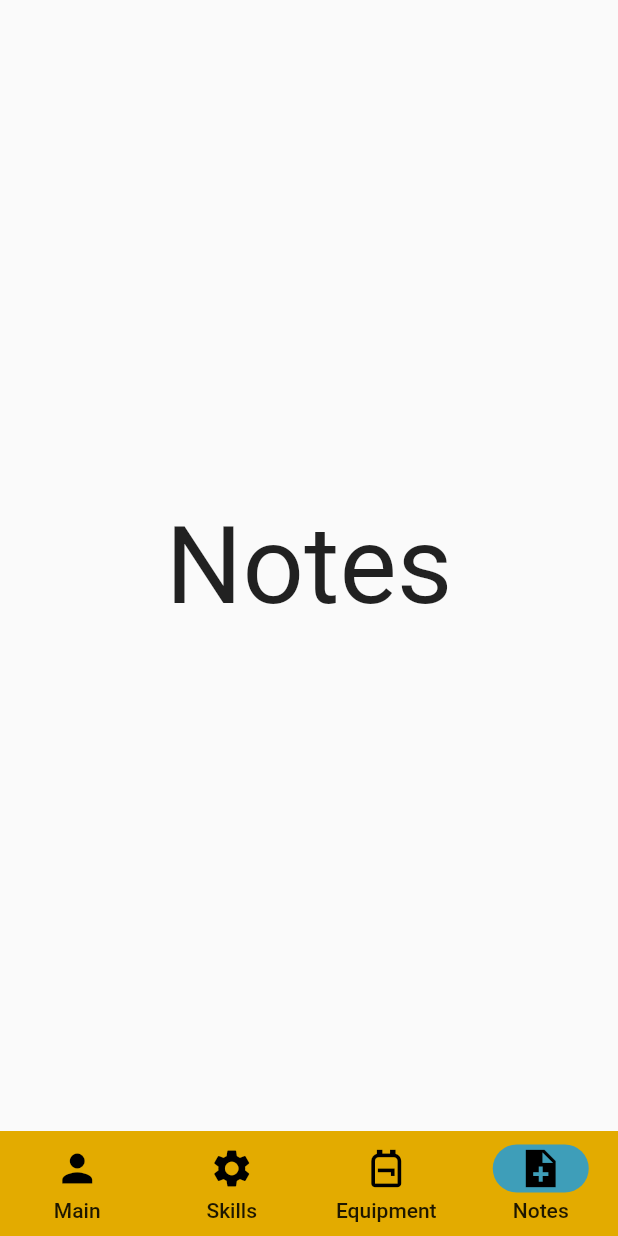
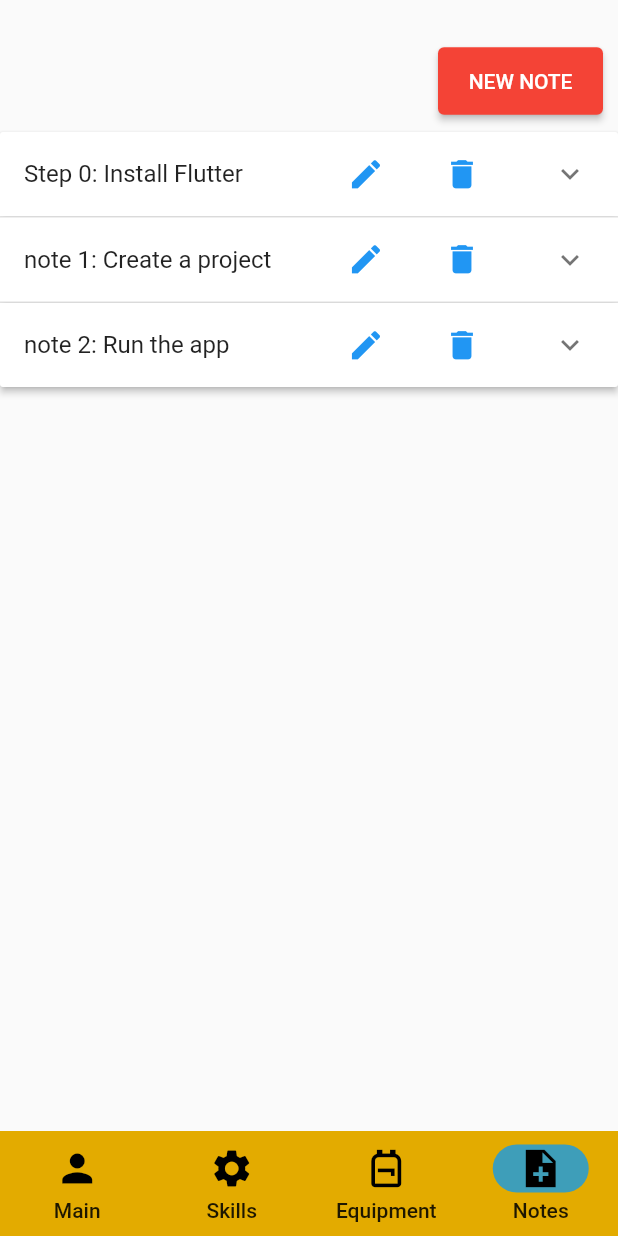
Before and after one commit to UserIOI/mobilkiApp, a Flutter app: the screen it shows after launch, item 4 of the bottom bar chosen, on a phone screen of 412 x 824 dp. Run offline on Flutter 3.47's test engine with Material 2 defaults, Android fonts, the phone set to English and light mode, and no system bars; missing offline and left inert: dice_icons.

Commit message:
notes first commit

```diff
--- a/mobilki_app/lib/main.dart
+++ b/mobilki_app/lib/main.dart
@@ -1,5 +1,6 @@
 import 'package:flutter/material.dart';
 import 'package:dice_icons/dice_icons.dart';
+import 'package:mobilki_app/notes.dart';
 //import 'package:model_viewer_plus/model_viewer_plus.dart';
 
 void main() =>
@@ -18,8 +19,7 @@ class _MyHomePageState extends State<MyHomePage> {
     const Center(child: Text('Main', style: TextStyle(fontSize: 72))),
     const Center(child: Text('Skills', style: TextStyle(fontSize: 72))),
     const Center(child: Text('Equipment', style: TextStyle(fontSize: 72))),
-    const Center(child: Text('Notes', style: TextStyle(fontSize: 72))),
-    const Center(child: Text('Dices', style: TextStyle(fontSize: 72)))
+    notes(),
   ];
   @override
   Widget build(BuildContext context) => GestureDetector(
--- /dev/null
+++ b/mobilki_app/lib/newnotedialog.dart
@@ -0,0 +1,15 @@
+import 'package:flutter/material.dart';
+
+class newnotedialog extends StatelessWidget {
+  @override
+  Widget build(BuildContext context) {
+    return Scaffold(
+      appBar: AppBar(
+        backgroundColor: Colors.amber,
+      ),
+      body: Column(
+        children: [TextField(), TextField()],
+      ),
+    );
+  }
+}
--- /dev/null
+++ b/mobilki_app/lib/note.dart
@@ -0,0 +1,8 @@
+import 'package:flutter/material.dart';
+
+class note {
+  note(this.title, this.body, [this.isExpanded = false]);
+  String title;
+  String body;
+  bool isExpanded;
+}
--- /dev/null
+++ b/mobilki_app/lib/notes.dart
@@ -0,0 +1,149 @@
+import 'package:flutter/material.dart';
+import 'package:mobilki_app/note.dart';
+import 'package:mobilki_app/newnotedialog.dart';
+
+class notes extends StatefulWidget {
+  @override
+  State<StatefulWidget> createState() => _mainNotes();
+}
+
+var _items = [
+  note('Step 0: Install Flutter',
+      'Install Flutter development tools according to the official documentation.'),
+  note('note 1: Create a project',
+      'Open your terminal, run `flutter create <project_name>` to create a new project.'),
+  note('note 2: Run the app',
+      'Change your terminal directory to the project directory, enter `flutter run`.'),
+];
+
+class _mainNotes extends State<notes> {
+  late List<note> _data;
+
+  void newNoteDialog() {
+    setState(() {
+      _items.insert(
+          0,
+          note('Idk ale dodaje messege ${_items.length}',
+              'bla bla bla bla bla bla bla'));
+    });
+  }
+
+  @override
+  Widget build(BuildContext context) {
+    return SingleChildScrollView(
+      child: Column(children: [
+        Container(
+          padding: EdgeInsets.all(10),
+          margin: EdgeInsets.only(top: 20),
+          child: Align(
+            alignment: Alignment.centerRight,
+            child: ElevatedButton(
+              style: ElevatedButton.styleFrom(
+                  backgroundColor: Colors.red, minimumSize: Size(110, 45)),
+              child: const Text('NEW NOTE'),
+              onPressed: () {
+                setState(() {
+                  newNoteDialog();
+                });
+              },
+            ),
+          ),
+        ),
+        Container(child: Steps()),
+      ]),
+    );
+  }
+}
+
+Future<List<note>> getSteps() async {
+  return Future<List<note>>.delayed(
+      const Duration(milliseconds: 50), () => _items);
+}
+
+class Steps extends StatelessWidget {
+  const Steps({Key? key}) : super(key: key);
+  @override
+  Widget build(BuildContext context) {
+    return SingleChildScrollView(
+      child: Container(
+        child: FutureBuilder<List<note>>(
+            future: getSteps(),
+            builder:
+                (BuildContext context, AsyncSnapshot<List<note>> snapshot) {
+              if (snapshot.hasData) {
+                return StepList(steps: snapshot.data ?? []);
+              } else {
+                return Center(
+                  child: Padding(
+                    padding: EdgeInsets.all(16),
+                    child: CircularProgressIndicator(),
+                  ),
+                );
+              }
+            }),
+      ),
+    );
+  }
+}
+
+class StepList extends StatefulWidget {
+  final List<note> steps;
+  const StepList({Key? key, required this.steps}) : super(key: key);
+  @override
+  State<StepList> createState() => _StepListState(steps: steps);
+}
+
+class _StepListState extends State<StepList> {
+  void deleteNote(note note) {
+    setState(() {
+      _items.remove(note);
+    });
+  }
+
+  void editNote(note note) {}
+
+  final List<note> _steps;
+  _StepListState({required List<note> steps}) : _steps = steps;
+  @override
+  Widget build(BuildContext context) {
+    return ExpansionPanelList(
+      expansionCallback: (int index, bool isExpanded) {
+        setState(() {
+          _steps[index].isExpanded = !isExpanded;
+        });
+      },
+      children: _steps.map<ExpansionPanel>((note step) {
+        return ExpansionPanel(
+          headerBuilder: (BuildContext context, bool isExpanded) {
+            return ListTile(
+                title: Row(
+              children: [
+                Expanded(
+                    child: Text(step.title, style: TextStyle(fontSize: 16))),
+                TextButton(
+                  onPressed: () => {editNote(step)},
+                  child: Icon(
+                    Icons.edit,
+                    size: 25,
+                  ),
+                ),
+                TextButton(
+                  onPressed: () => {deleteNote(step)},
+                  child: Icon(
+                    Icons.delete,
+                    size: 25,
+                  ),
+                )
+              ],
+            ));
+          },
+          body: ListTile(
+            title: Text(step.body),
+            //trailing: ,
+          ),
+          isExpanded: step.isExpanded,
+        );
+      }).toList(),
+    );
+  }
+}
```
Also changed, not shown: mobilki_app/pubspec.lock.
